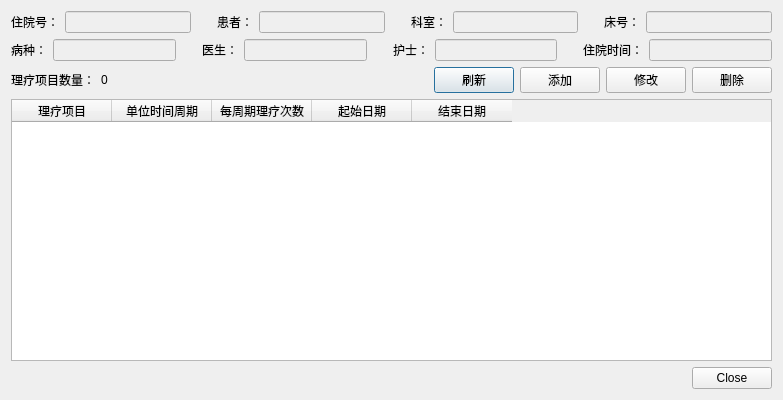
Above: PhysioMgr/PsmDlgHospiPhysio.ui from yuylong/PhysioMgr before the change. Below: the same form after it.
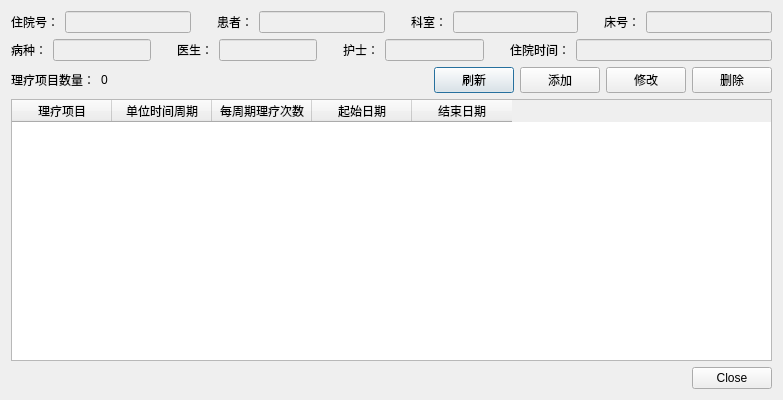
That is the form after the change.

Commit message: Link physio list dialog to hospital record list.

The edit to the form file:
```diff
--- a/PhysioMgr/PsmDlgHospiPhysio.ui
+++ b/PhysioMgr/PsmDlgHospiPhysio.ui
@@ -123,7 +123,7 @@
     </layout>
    </item>
    <item>
-    <layout class="QHBoxLayout" name="horizontalLayout_2" stretch="0,1,0,0,1,0,0,1,0,0,1">
+    <layout class="QHBoxLayout" name="horizontalLayout_2" stretch="0,1,0,0,1,0,0,1,0,0,2">
      <item>
       <widget class="QLabel" name="label_5">
        <property name="text">
```
Left out of the diff: 2 changed lines with no effect on the pictures. The commit also changes 4 other files.
